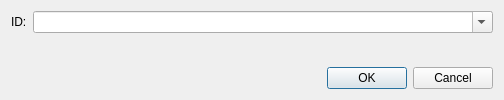
Old version of the form src/Form_Files/SelectId.ui in the repository 3tic-project/Sigil-Enhanced.
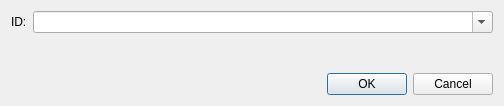
New version of the form.

```diff
--- a/src/Form_Files/SelectId.ui
+++ b/src/Form_Files/SelectId.ui
@@ -7,7 +7,7 @@
     <x>0</x>
     <y>0</y>
     <width>504</width>
-    <height>100</height>
+    <height>106</height>
    </rect>
   </property>
   <property name="windowTitle">
```
Left out of the diff: 3 changed lines with no effect on the pictures.
